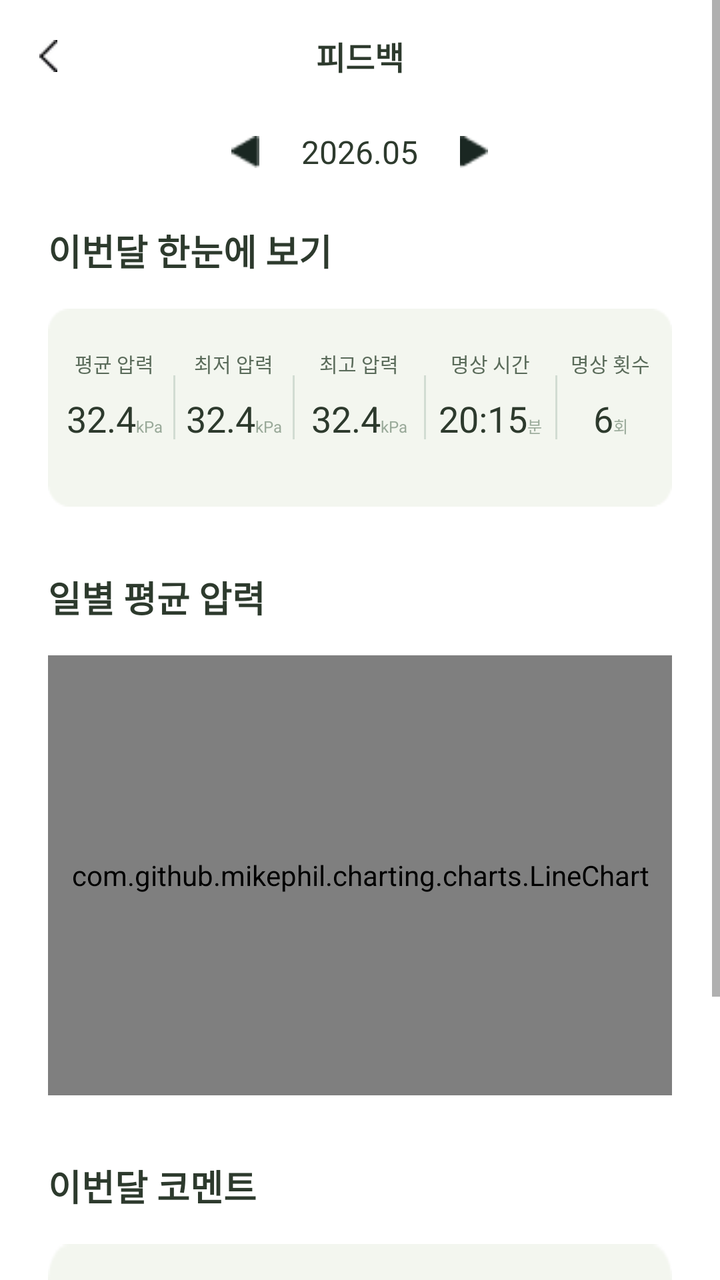
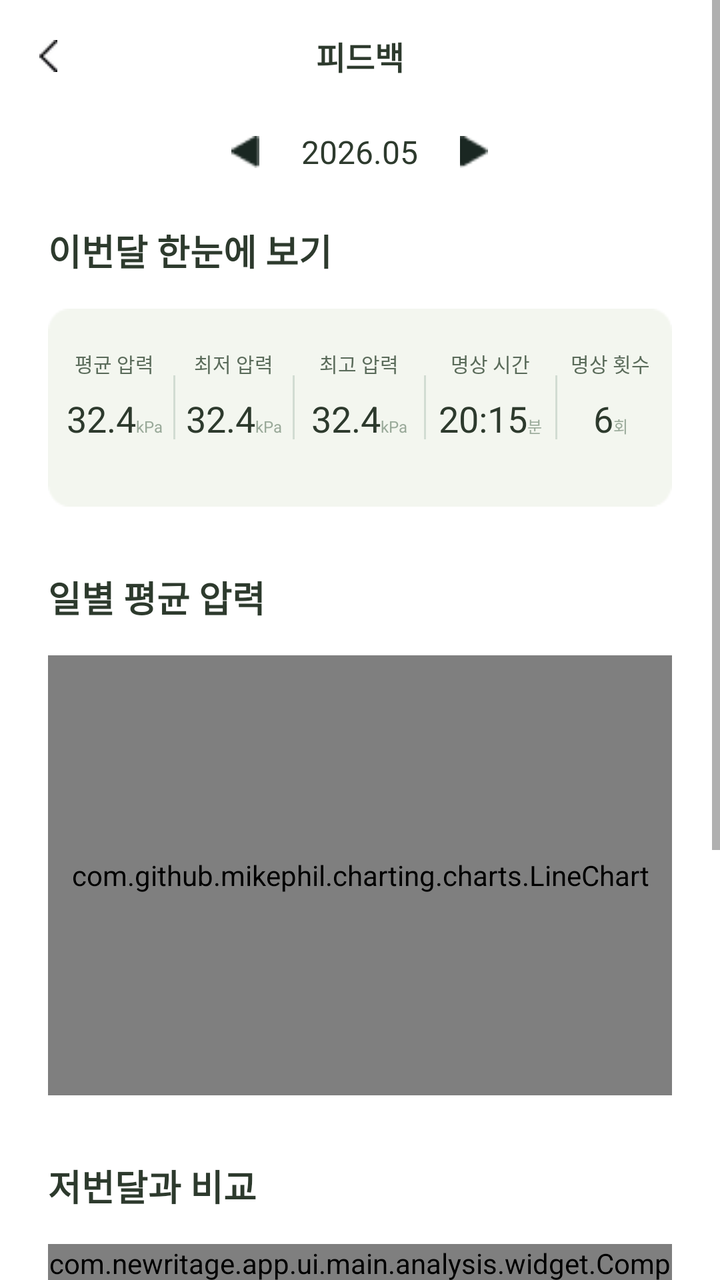

Compare the two renders of this Android layout. The source of the first and the diff that turns it into the second are given below.
<!-- AndroidManifest.xml: application theme Theme.NewRitage -->
<!-- res/layout/fragment_monthly_analysis.xml -->
<?xml version="1.0" encoding="utf-8"?>
<ScrollView
    xmlns:android="http://schemas.android.com/apk/res/android"
    xmlns:app="http://schemas.android.com/apk/res-auto"
    android:layout_width="match_parent"
    android:layout_height="match_parent"
    android:background="@color/white">

    <LinearLayout
        android:layout_width="match_parent"
        android:layout_height="wrap_content"
        android:orientation="vertical"
        android:paddingBottom="40dp">

        
        <RelativeLayout
            android:layout_width="match_parent"
            android:layout_height="56dp">

            <ImageView
                android:id="@+id/btnBack"
                android:layout_width="48dp"
                android:layout_height="match_parent"
                android:layout_alignParentStart="true"
                android:scaleType="center"
                android:src="@drawable/back"
                android:contentDescription="뒤로가기" />

            <TextView
                android:layout_width="wrap_content"
                android:layout_height="wrap_content"
                android:layout_centerInParent="true"
                android:text="피드백"
                android:textSize="16sp"
                android:textStyle="bold"
                android:textColor="@color/text_primary" />
        </RelativeLayout>

        
        <LinearLayout
            android:layout_width="match_parent"
            android:layout_height="wrap_content"
            android:orientation="horizontal"
            android:gravity="center"
            android:paddingTop="8dp"
            android:paddingBottom="24dp">

            <ImageView
                android:id="@+id/btnPrevMonth"
                android:src="@drawable/a"
                android:layout_width="24dp"
                android:layout_height="24dp"
                android:padding="4dp"

                android:layout_marginEnd="16dp"/>



            <TextView
                android:id="@+id/tvDateLabel"
                android:layout_width="wrap_content"
                android:layout_height="wrap_content"
                android:text="2026.05"
                android:textSize="16sp"
                android:textColor="@color/text_primary" />

            <ImageView
                android:id="@+id/btnNextMonth"
                android:src="@drawable/b"
                android:layout_width="24dp"
                android:layout_height="24dp"
                android:padding="4dp"

                android:layout_marginStart="16dp"/>
        </LinearLayout>

        
        <LinearLayout
            android:layout_width="match_parent"
            android:layout_height="wrap_content"
            android:orientation="vertical"
            android:paddingHorizontal="24dp">

            <TextView
                android:layout_width="match_parent"
                android:layout_height="wrap_content"
                android:text="이번달 한눈에 보기"
                android:textSize="18sp"
                android:textStyle="bold"
                android:textColor="@color/text_primary"
                android:layout_marginBottom="16dp" />

            
            <LinearLayout
                android:layout_width="match_parent"
                android:layout_height="wrap_content"
                android:background="@drawable/acard"
                android:orientation="horizontal"
                android:paddingVertical="20dp"
                android:paddingHorizontal="4dp"
                android:baselineAligned="false">

                
                <LinearLayout
                    android:layout_width="0dp"
                    android:layout_height="wrap_content"
                    android:layout_weight="1"
                    android:orientation="vertical"
                    android:gravity="center">
                    <TextView android:layout_width="wrap_content" android:layout_height="wrap_content"
                        android:text="평균 압력" android:textSize="10sp" android:textColor="@color/text_secondary" android:layout_marginBottom="8dp"/>
                    <LinearLayout android:layout_width="wrap_content" android:layout_height="wrap_content" android:orientation="horizontal" android:gravity="bottom">
                        <TextView android:id="@+id/tvAvgPressure1" android:layout_width="wrap_content" android:layout_height="wrap_content"
                            android:text="32.4" android:textSize="18sp"  android:textColor="@color/text_primary" />
                        <TextView android:layout_width="wrap_content" android:layout_height="wrap_content"
                            android:text="kPa" android:textSize="8sp" android:textColor="@color/text_hint" />
                    </LinearLayout>
                </LinearLayout>

                <View android:layout_width="1dp" android:layout_height="32dp" android:background="#D1DCD2" android:layout_gravity="center_vertical"/>

                
                <LinearLayout
                    android:layout_width="0dp"
                    android:layout_height="wrap_content"
                    android:layout_weight="1"
                    android:orientation="vertical"
                    android:gravity="center">
                    <TextView android:layout_width="wrap_content" android:layout_height="wrap_content"
                        android:text="최저 압력" android:textSize="10sp" android:textColor="@color/text_secondary" android:layout_marginBottom="8dp"/>
                    <LinearLayout android:layout_width="wrap_content" android:layout_height="wrap_content" android:orientation="horizontal" android:gravity="bottom">
                        <TextView android:id="@+id/tvAvgPressure2" android:layout_width="wrap_content" android:layout_height="wrap_content"
                            android:text="32.4" android:textSize="18sp"  android:textColor="@color/text_primary" />
                        <TextView android:layout_width="wrap_content" android:layout_height="wrap_content"
                            android:text="kPa" android:textSize="8sp" android:textColor="@color/text_hint" />
                    </LinearLayout>
                </LinearLayout>

                <View android:layout_width="1dp" android:layout_height="32dp" android:background="#D1DCD2" android:layout_gravity="center_vertical"/>

                
                <LinearLayout
                    android:layout_width="0dp"
                    android:layout_height="wrap_content"
                    android:layout_weight="1.1"
                    android:orientation="vertical"
                    android:gravity="center">
                    <TextView android:layout_width="wrap_content" android:layout_height="wrap_content"
                        android:text="최고 압력" android:textSize="10sp" android:textColor="@color/text_secondary" android:layout_marginBottom="8dp"/>
                    <LinearLayout android:layout_width="wrap_content" android:layout_height="wrap_content" android:orientation="horizontal" android:gravity="bottom">
                        <TextView android:id="@+id/tvAvgPressure3" android:layout_width="wrap_content" android:layout_height="wrap_content"
                            android:text="32.4" android:textSize="18sp"  android:textColor="@color/text_primary" />
                        <TextView android:layout_width="wrap_content" android:layout_height="wrap_content"
                            android:text="kPa" android:textSize="8sp" android:textColor="@color/text_hint" />
                    </LinearLayout>
                </LinearLayout>

                <View android:layout_width="1dp" android:layout_height="32dp" android:background="#D1DCD2" android:layout_gravity="center_vertical"/>

                
                <LinearLayout
                    android:layout_width="0dp"
                    android:layout_height="wrap_content"
                    android:layout_weight="1.1"
                    android:orientation="vertical"
                    android:gravity="center">
                    <TextView android:layout_width="wrap_content" android:layout_height="wrap_content"
                        android:text="명상 시간" android:textSize="10sp" android:textColor="@color/text_secondary" android:layout_marginBottom="8dp"/>
                    <LinearLayout android:layout_width="wrap_content" android:layout_height="wrap_content" android:orientation="horizontal" android:gravity="bottom">
                        <TextView android:id="@+id/tvMedTime" android:layout_width="wrap_content" android:layout_height="wrap_content"
                            android:text="20:15" android:textSize="18sp" android:textColor="@color/text_primary" />
                        <TextView android:layout_width="wrap_content" android:layout_height="wrap_content"
                            android:text="분" android:textSize="8sp" android:textColor="@color/text_hint" />
                    </LinearLayout>
                </LinearLayout>

                <View android:layout_width="1dp" android:layout_height="32dp" android:background="#D1DCD2" android:layout_gravity="center_vertical"/>

                
                <LinearLayout
                    android:layout_width="0dp"
                    android:layout_height="wrap_content"
                    android:layout_weight="0.9"
                    android:orientation="vertical"
                    android:gravity="center">
                    <TextView android:layout_width="wrap_content" android:layout_height="wrap_content"
                        android:text="명상 횟수" android:textSize="10sp" android:textColor="@color/text_secondary" android:layout_marginBottom="8dp"/>
                    <LinearLayout android:layout_width="wrap_content" android:layout_height="wrap_content" android:orientation="horizontal" android:gravity="bottom">
                        <TextView android:id="@+id/tvMedCount" android:layout_width="wrap_content" android:layout_height="wrap_content"
                            android:text="6" android:textSize="18sp" android:textColor="@color/text_primary" />
                        <TextView android:layout_width="wrap_content" android:layout_height="wrap_content"
                            android:text="회" android:textSize="8sp" android:textColor="@color/text_hint" />
                    </LinearLayout>
                </LinearLayout>
            </LinearLayout>
        </LinearLayout>

        
        <LinearLayout
            android:layout_width="match_parent"
            android:layout_height="wrap_content"
            android:orientation="vertical"
            android:paddingHorizontal="24dp"
            android:layout_marginTop="32dp">

            <TextView
                android:layout_width="match_parent"
                android:layout_height="wrap_content"
                android:text="일별 평균 압력"
                android:textSize="18sp"
                android:textStyle="bold"
                android:textColor="@color/text_primary"
                android:layout_marginBottom="16dp" />

            <FrameLayout
                android:layout_width="match_parent"
                android:layout_height="220dp">

                <com.github.mikephil.charting.charts.LineChart
                    android:id="@+id/lineChart"
                    android:layout_width="match_parent"
                    android:layout_height="match_parent" />
            </FrameLayout>
        </LinearLayout>

        
        <LinearLayout
            android:layout_width="match_parent"
            android:layout_height="wrap_content"
            android:orientation="vertical"
            android:paddingHorizontal="24dp"
            android:layout_marginTop="32dp">

            <TextView
                android:layout_width="match_parent"
                android:layout_height="wrap_content"
                android:text="이번달 코멘트"
                android:textSize="18sp"
                android:textStyle="bold"
                android:textColor="@color/text_primary"
                android:layout_marginBottom="16dp" />

            <View
                android:layout_width="match_parent"
                android:layout_height="160dp"
                android:background="@drawable/acard" />
        </LinearLayout>

    </LinearLayout>
</ScrollView>
<!-- resources referenced by this layout -->
<resources>
  <color name="text_hint">#9AAA9A</color>
  <color name="text_primary">#2D3A2D</color>
  <color name="text_secondary">#5A6B5A</color>
  <color name="white">#FFFFFF</color>
  <!-- drawable a: png bitmap (drawable, 354 bytes) -->
  <!-- drawable acard: png bitmap (drawable, 915 bytes) -->
  <!-- drawable b: png bitmap (drawable, 337 bytes) -->
  <!-- drawable back: png bitmap (drawable, 368 bytes) -->
  <style name="Theme.NewRitage" parent="Theme.MaterialComponents.Light.NoActionBar">
          <item name="colorPrimary">@color/primary</item>
          <item name="colorPrimaryDark">@color/primary_dark</item>
          <item name="colorAccent">@color/primary</item>
          <item name="android:windowBackground">@color/background</item>
          <item name="android:statusBarColor">@color/primary</item>
          <item name="android:fontFamily">sans-serif</item>
      </style>
  <color name="primary">#8B9E7B</color>
  <color name="primary_dark">#6B7E5B</color>
  <color name="background">#FFFFFF</color>
</resources>

<!-- the commit's change to res/layout/fragment_monthly_analysis.xml (unified diff, before → after) -->
@@ -234,16 +234,68 @@
             <TextView
                 android:layout_width="match_parent"
                 android:layout_height="wrap_content"
-                android:text="이번달 코멘트"
-                android:textSize="18sp"
-                android:textStyle="bold"
-                android:textColor="@color/text_primary"
-                android:layout_marginBottom="16dp" />
-
-            <View
-                android:layout_width="match_parent"
-                android:layout_height="160dp"
-                android:background="@drawable/acard" />
+                android:text="저번달과 비교"
+                android:textSize="18sp"
+                android:textStyle="bold"
+                android:textColor="@color/text_primary"
+                android:layout_marginBottom="16dp" />
+
+            <com.newritage.app.ui.main.analysis.widget.ComparisonCardView
+                android:id="@+id/comparisonCard"
+                android:layout_width="match_parent"
+                android:layout_height="wrap_content" />
+        </LinearLayout>
+
+        
+        <LinearLayout
+            android:layout_width="match_parent"
+            android:layout_height="wrap_content"
+            android:orientation="vertical"
+            android:paddingHorizontal="24dp"
+            android:layout_marginTop="32dp">
+
+            <TextView
+                android:layout_width="match_parent"
+                android:layout_height="wrap_content"
+                android:text="한 달 한눈에 보기"
+                android:textSize="18sp"
+                android:textStyle="bold"
+                android:textColor="@color/text_primary"
+                android:layout_marginBottom="16dp" />
+
+            <com.newritage.app.ui.main.analysis.widget.MonthCalendarView
+                android:id="@+id/monthCalendar"
+                android:layout_width="match_parent"
+                android:layout_height="wrap_content" />
+
+            <com.newritage.app.ui.main.analysis.widget.CalendarLegendView
+                android:id="@+id/calendarLegend"
+                android:layout_width="match_parent"
+                android:layout_height="wrap_content"
+                android:layout_marginTop="12dp" />
+        </LinearLayout>
+
+        
+        <LinearLayout
+            android:layout_width="match_parent"
+            android:layout_height="wrap_content"
+            android:orientation="vertical"
+            android:paddingHorizontal="24dp"
+            android:layout_marginTop="32dp">
+
+            <TextView
+                android:layout_width="match_parent"
+                android:layout_height="wrap_content"
+                android:text="AI 종합 코멘트"
+                android:textSize="18sp"
+                android:textStyle="bold"
+                android:textColor="@color/text_primary"
+                android:layout_marginBottom="16dp" />
+
+            <com.newritage.app.ui.main.analysis.widget.AiCommentCardView
+                android:id="@+id/aiCommentCard"
+                android:layout_width="match_parent"
+                android:layout_height="wrap_content" />
         </LinearLayout>
 
     </LinearLayout>
